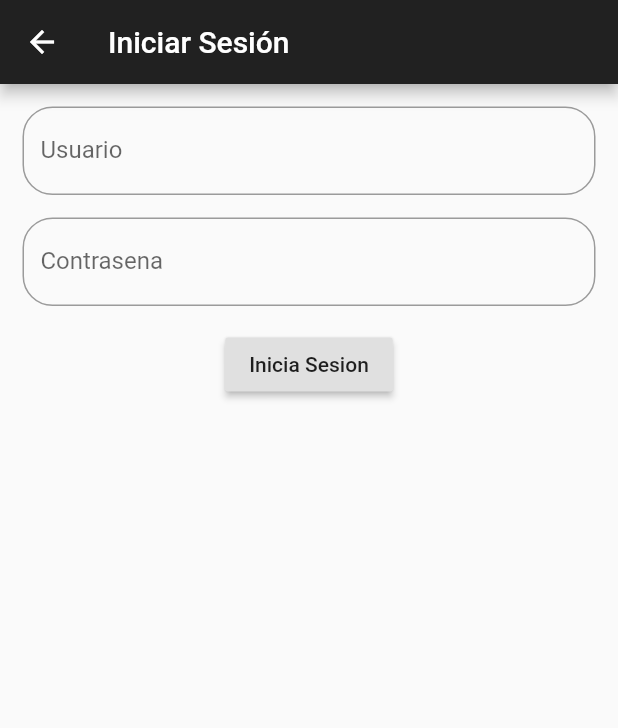
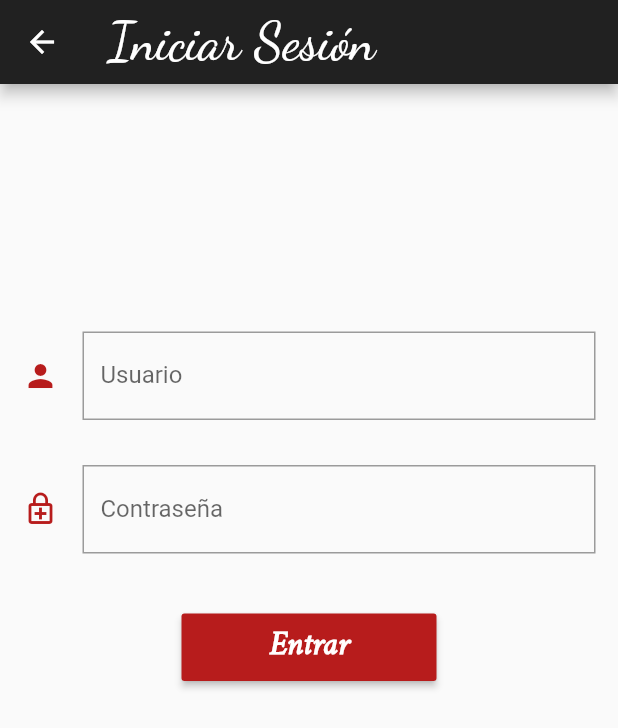
Before and after one commit to tonyoc21/DanceInSoftwareIII, a Flutter app: the screen it shows after launch, after a tap on "Administrador", on a phone screen of 412 x 824 dp. Shown: the top 728 px of the screen. Run offline on Flutter 3.47's test engine with Material 2 defaults, Android fonts, the phone set to English and light mode, and no system bars; our stand-ins replace sqflite; accounts and stored records are empty.

Commit message:
Mejoras interdaz

```diff
--- a/lib/main.dart
+++ b/lib/main.dart
@@ -19,12 +19,6 @@ class MyApp extends StatelessWidget {
         primaryColor: Colors.grey[900],
         accentColor: Colors.red[900],
       ),
-      //initialRoute: LoginAdminPage.ROUTE,
-      //routes: {
-      //  LoginAdminPage.ROUTE: (_) => LoginAdminPage(),
-      //  ListPage.ROUTE: (_) => ListPage(),
-      //  SavePage.ROUTE: (_) => SavePage()
-      //},
 
       initialRoute: "/ensayo",
       routes: {
--- a/lib/pages/ensayo_page.dart
+++ b/lib/pages/ensayo_page.dart
@@ -6,15 +6,14 @@ class EnsayoPage extends StatefulWidget {
 }
 
 class _EnsayoPageState extends State<EnsayoPage> {
-  final _formKey = GlobalKey<FormState>();
 
   Widget build(BuildContext context) {
     return WillPopScope(
       child: Scaffold(
         appBar: AppBar(
-          title: Text("Bienvenido a DanceIn"),
+          title: Text("Bienvenido a DanceIn", style: TextStyle(fontSize: 35, fontFamily: 'DancingScript'),),
         ),
-        body: SingleChildScrollView(
+        body: Center(
           child: Container(
             child: _buildForm(),
           ),
@@ -25,21 +24,43 @@ class _EnsayoPageState extends State<EnsayoPage> {
 
   Widget _buildForm() {
     return Container(
-        padding: EdgeInsets.all(15),
-        child: Form(
-          key: _formKey,
-          child: Column(children: <Widget>[
-            RaisedButton(
-                child: Text("Administrador"),
-                onPressed: () {
-                  Navigator.pushNamed(context, "/login");
-                }),
-            RaisedButton(
-                child: Text("Usuario"),
-                onPressed: () {
-                  Navigator.pushNamed(context, "/init");
-                })
-          ]),
-        ));
+          child: Column(
+            children: <Widget>[
+              SizedBox(height: 300),
+              Text("¿Cómo desea ingresar al sistema?",
+                    style: TextStyle(fontFamily: 'CrimsonText', fontSize: 26, fontWeight: FontWeight.bold)
+                  ),
+              SizedBox(height: 30),
+              new SizedBox(
+                width: 170,
+                height: 45,
+                child: RaisedButton(
+                  child: Text("Administrador", style: TextStyle(fontFamily: 'CrimsonText', fontSize: 21.5, fontWeight: FontWeight.bold)),
+                  color: Colors.red[900],
+                  splashColor: Colors.grey[900],
+                  textColor: Colors.white,
+                  onPressed: () {
+                    Navigator.pushNamed(context, "/login");
+                  }
+                ),
+              ),
+
+              SizedBox(height: 20),
+              new SizedBox(
+                width: 170,
+                height: 45,
+                child: RaisedButton(
+                  child: Text("Usuario", style: TextStyle(fontFamily: 'CrimsonText', fontSize: 21.5, fontWeight: FontWeight.bold)),
+                  color: Colors.red[900],
+                  splashColor: Colors.grey[900],
+                  textColor: Colors.white,
+                  onPressed: () {
+                    Navigator.pushNamed(context, "/init");
+                  }
+                )
+              )
+
+            ]),
+        );
   }
 }
--- a/lib/pages/login_admin.dart
+++ b/lib/pages/login_admin.dart
@@ -11,8 +11,8 @@ class _LoginAdminPageState extends State<LoginAdminPage> {
   final _formKey = GlobalKey<FormState>();
 
   final usuarioController = TextEditingController();
+  final contrasenaController = TextEditingController();
 
-  final contrasenaController = TextEditingController();
   String usuario = 'admin';
   String contrasena = '12345678';
 
@@ -21,7 +21,7 @@ class _LoginAdminPageState extends State<LoginAdminPage> {
       onWillPop: null,
       child: Scaffold(
         appBar: AppBar(
-          title: Text("Iniciar Sesión"),
+          title: Text("Iniciar Sesión", style: TextStyle(fontSize: 35, fontFamily: 'DancingScript'),),
         ),
         body: SingleChildScrollView(
           child: Container(
@@ -38,6 +38,7 @@ class _LoginAdminPageState extends State<LoginAdminPage> {
         child: Form(
           key: _formKey,
           child: Column(children: <Widget>[
+            SizedBox(height: 150),
             TextFormField(
               controller: usuarioController,
               validator: (value) {
@@ -48,10 +49,11 @@ class _LoginAdminPageState extends State<LoginAdminPage> {
               },
               decoration: InputDecoration(
                   labelText: "Usuario",
+                  icon: Icon(Icons.person, color: Colors.red[900]),
                   border: OutlineInputBorder(
-                      borderRadius: BorderRadius.all(Radius.circular(20)))),
+                      borderRadius: BorderRadius.all(Radius.circular(0)))),
             ),
-            SizedBox(height: 15),
+            SizedBox(height: 30),
             TextFormField(
               controller: contrasenaController,
               enableInteractiveSelection: false,
@@ -63,38 +65,47 @@ class _LoginAdminPageState extends State<LoginAdminPage> {
                 return null;
               },
               decoration: InputDecoration(
-                  labelText: "Contrasena",
+                  labelText: "Contraseña",
+                  icon: Icon(Icons.enhanced_encryption_outlined, color: Colors.red[900]),
                   border: OutlineInputBorder(
-                      borderRadius: BorderRadius.all(Radius.circular(20)))),
+                      borderRadius: BorderRadius.all(Radius.circular(0)))),
             ),
-            SizedBox(height: 15),
-            RaisedButton(
-                child: Text("Inicia Sesion"),
+            SizedBox(height: 40),
+            new SizedBox(
+              width: 170,
+              height: 45,
+              child: RaisedButton(
+                child: Text("Entrar", style: TextStyle(fontFamily: 'CrimsonText', fontSize: 22.5, fontWeight: FontWeight.bold)),
+                  color: Colors.red[900],
+                  splashColor: Colors.grey[900],
+                  textColor: Colors.white,
                 onPressed: () {
                   if (_formKey.currentState.validate()) {
                     if (usuarioController.text == usuario &&
                         contrasenaController.text == contrasena) {
-                      print("Ingresa");
                       Navigator.of(context).pushNamed("/list");
                     } else {
                       _onWillPopScore();
-                      print("usuario o contraseña incorrecta");
                     }
                   }
-                })
-          ]),
-        ));
+                }
+              ),
+            )
+          ],
+        ),
+      ),
+    );
   }
 
   Future<bool> _onWillPopScore() {
     return showDialog<bool>(
         builder: (context) => AlertDialog(
-              title: Text("usuario o contraseña incorrecta"),
-              content: Text("intenta nuevamente"),
+              title: Text("Acceso Denegado"),
+              content: Text("Usuario o Contraseña incorrecta. Intente nuevamente."),
               actions: [
                 FlatButton(
                   onPressed: () => Navigator.of(context).pop(false),
-                  child: Text("OK"),
+                  child: Text("Aceptar"),
                 ),
               ],
             ),
```
Also changed, not shown: lib/pages/init_page.dart (+4 -3 lines), lib/pages/list_page.dart (+5 -7 lines), lib/pages/save_page.dart (+21 -5 lines), lib/pages/view_page.dart (+11 -12 lines), pubspec.yaml (+15 -0 lines), assets/CrimsonText-Italic.ttf (added), assets/DancingScript-VariableFont_wght.ttf (added), assets/Imprima-Regular.ttf (added), assets/LogoBlanco.png (added), assets/LogoNegro.png (added).
